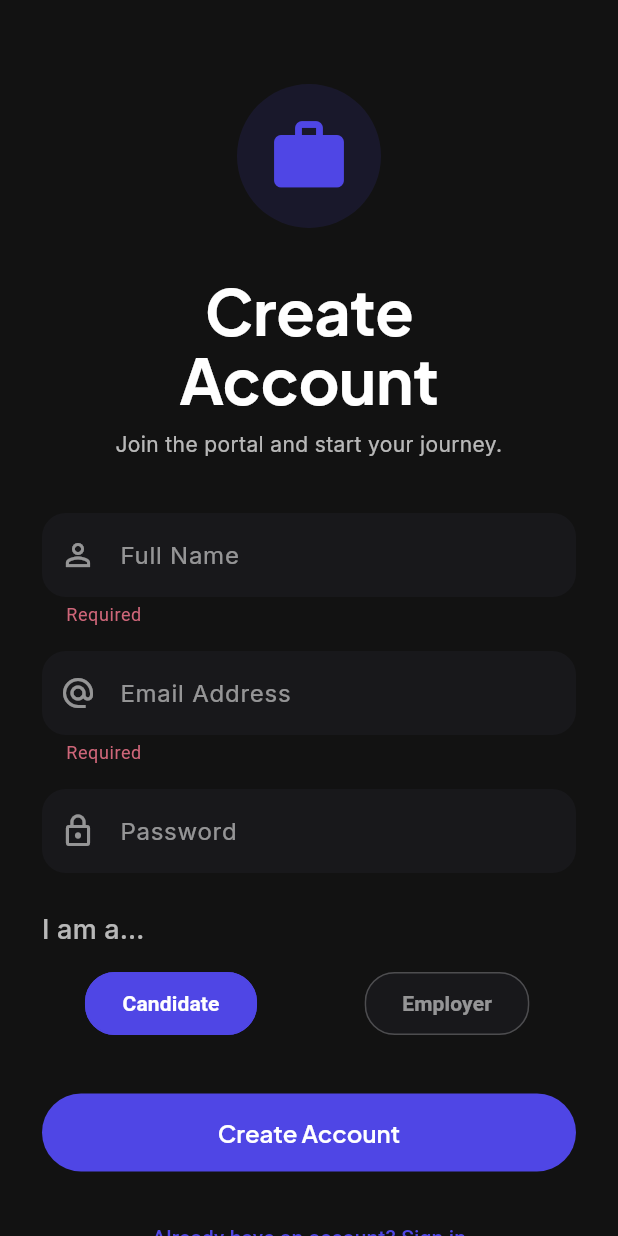
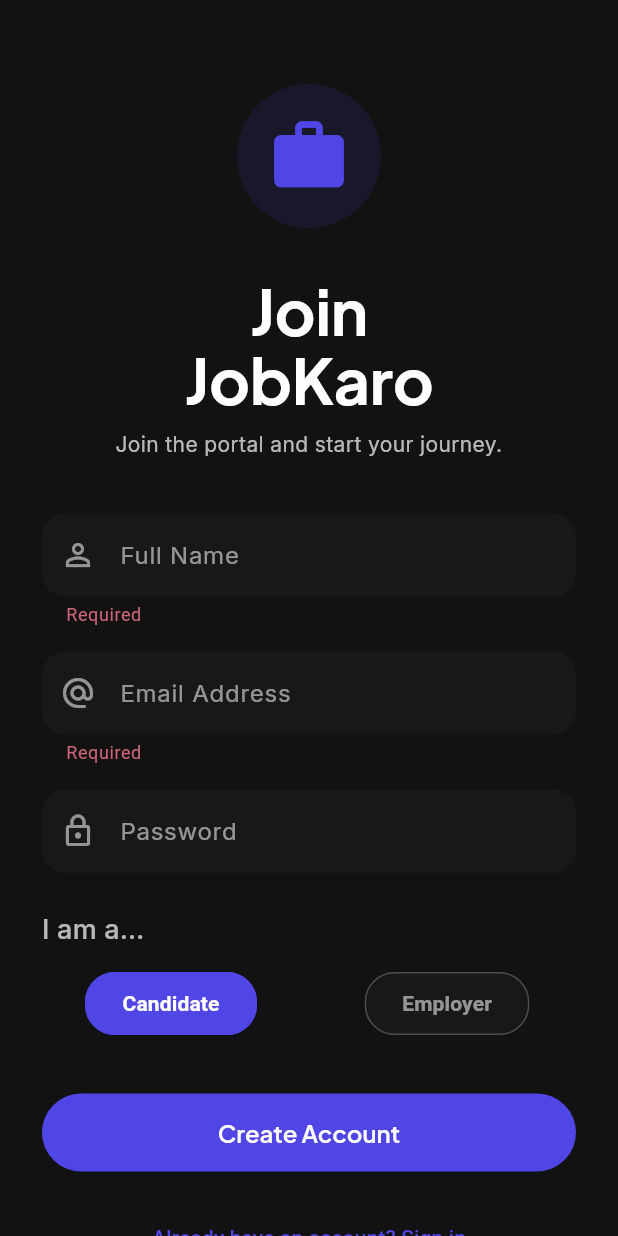
Before and after one commit to Siddhesh100711/Job_Portal, a Flutter app: the screen it shows after launch, after a tap on "Sign In", after a tap on "Don't have an account? Create one", on a phone screen of 412 x 824 dp. Run offline on Flutter 3.47's test engine with Material 3 defaults, Android fonts, the phone set to English and light mode, and no system bars; drawn by our look-alikes of flutter_animate; our stand-ins replace cached_network_image, cloud_firestore, file_picker, firebase_auth, firebase_core, flutter_riverpod and 3 more; accounts and stored records are empty.

Commit message:
JobKaro Initialization

```diff
--- a/lib/main.dart
+++ b/lib/main.dart
@@ -17,7 +17,7 @@
   @override
   Widget build(BuildContext context) {
     return MaterialApp.router(
-      title: 'Job Portal',
+      title: 'JobKaro',
       theme: AppTheme.darkTheme,
       routerConfig: appRouter,
       debugShowCheckedModeBanner: false,
--- a/lib/views/auth/login_view.dart
+++ b/lib/views/auth/login_view.dart
@@ -122,7 +122,7 @@
                     ),
                 const SizedBox(height: 32),
                 Text(
-                  _isLoginMode ? 'Welcome\nBack' : 'Create\nAccount',
+                  _isLoginMode ? 'Welcome to\nJobKaro' : 'Join\nJobKaro',
                   style: Theme.of(
                     context,
                   ).textTheme.displayLarge?.copyWith(height: 1.1, fontSize: 42),
--- a/lib/views/candidate/candidate_dashboard_view.dart
+++ b/lib/views/candidate/candidate_dashboard_view.dart
@@ -35,7 +35,7 @@
     return Scaffold(
       backgroundColor: AppTheme.darkBackground,
       appBar: AppBar(
-        title: const Text('Discover Roles'),
+        title: const Text('JobKaro - Discover Roles'),
         actions: [
           IconButton(
             icon: const Icon(Icons.person_outline_rounded),
--- a/lib/views/employer/employer_dashboard_view.dart
+++ b/lib/views/employer/employer_dashboard_view.dart
@@ -16,7 +16,7 @@
     return Scaffold(
       backgroundColor: AppTheme.darkBackground,
       appBar: AppBar(
-        title: const Text('Posted Roles'),
+        title: const Text('JobKaro - Employer'),
         actions: [
           IconButton(
             icon: const Icon(Icons.logout_rounded),
```
Also changed, not shown: 2 other files.
